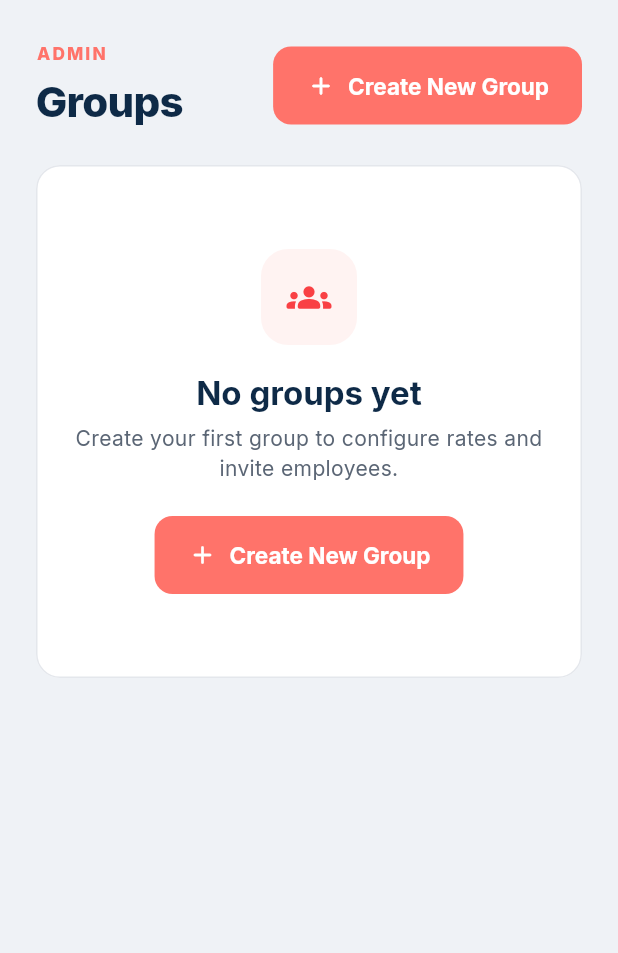
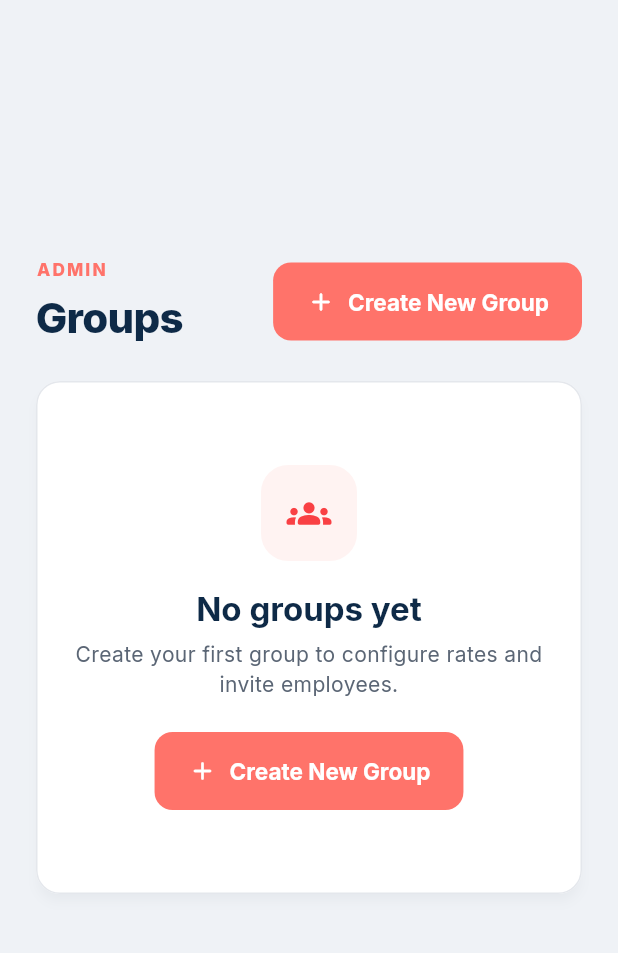
Before and after one commit to mdallasmiller/healthpass-small-group-enrolllment, a Flutter app: the screen it shows once a user with an empty profile is signed in, on a phone screen of 412 x 824 dp, the part 84-1037 px from its top. Run offline on Flutter 3.47's test engine with Material 3 defaults, Android fonts, the phone set to English and light mode, and no system bars; our stand-ins replace cloud_firestore, firebase_auth, firebase_core, google_fonts; accounts and stored records are empty; statements that could not run were skipped.

Commit message:
M2 polish: scrollable pages, card shadows, form header; new project + direct admin bootstrap; remove em dashes
Co-Authored-By: Claude Opus 4.8 <noreply@anthropic.com>

```diff
--- a/app/lib/screens/admin_shell.dart
+++ b/app/lib/screens/admin_shell.dart
@@ -112,7 +112,7 @@ class _GroupCard extends StatelessWidget {
     final theme = Theme.of(context);
     final created = group.createdAt != null
         ? DateFormat.yMMMd().format(group.createdAt!)
-        : '—';
+        : 'Not set';
     return Material(
       color: Colors.transparent,
       child: InkWell(
--- a/app/lib/theme.dart
+++ b/app/lib/theme.dart
@@ -63,7 +63,9 @@ ThemeData buildAppTheme() {
     ),
     cardTheme: CardThemeData(
       color: AppColors.white,
-      elevation: 0,
+      elevation: 3,
+      shadowColor: const Color(0x140E2A47),
+      surfaceTintColor: Colors.transparent,
       margin: EdgeInsets.zero,
       shape: RoundedRectangleBorder(
         borderRadius: BorderRadius.circular(16),
--- a/app/lib/widgets/ui.dart
+++ b/app/lib/widgets/ui.dart
@@ -137,7 +137,7 @@ class LabeledField extends StatelessWidget {
   }
 }
 
-/// Centers content with a max width — keeps web layouts from stretching.
+/// Centers content with a max width and makes it scrollable.
 class CenteredColumn extends StatelessWidget {
   final double maxWidth;
   final EdgeInsets padding;
@@ -154,12 +154,25 @@ class CenteredColumn extends StatelessWidget {
 
   @override
   Widget build(BuildContext context) {
-    return Center(
-      child: ConstrainedBox(
-        constraints: BoxConstraints(maxWidth: maxWidth),
-        child: Padding(
-          padding: padding,
-          child: Column(crossAxisAlignment: crossAxisAlignment, children: children),
+    return LayoutBuilder(
+      builder: (context, c) => Scrollbar(
+        child: SingleChildScrollView(
+          child: ConstrainedBox(
+            constraints: BoxConstraints(minHeight: c.maxHeight),
+            child: Center(
+              child: ConstrainedBox(
+                constraints: BoxConstraints(maxWidth: maxWidth),
+                child: Padding(
+                  padding: padding,
+                  child: Column(
+                    mainAxisSize: MainAxisSize.min,
+                    crossAxisAlignment: crossAxisAlignment,
+                    children: children,
+                  ),
+                ),
+              ),
+            ),
+          ),
         ),
       ),
     );
```
Also changed, not shown: app/lib/screens/group_form_screen.dart (+17 -1 lines), app/lib/services/admin_service.dart (+15 -9 lines), app/firebase.json, app/lib/firebase_options.dart, 6 other files.
